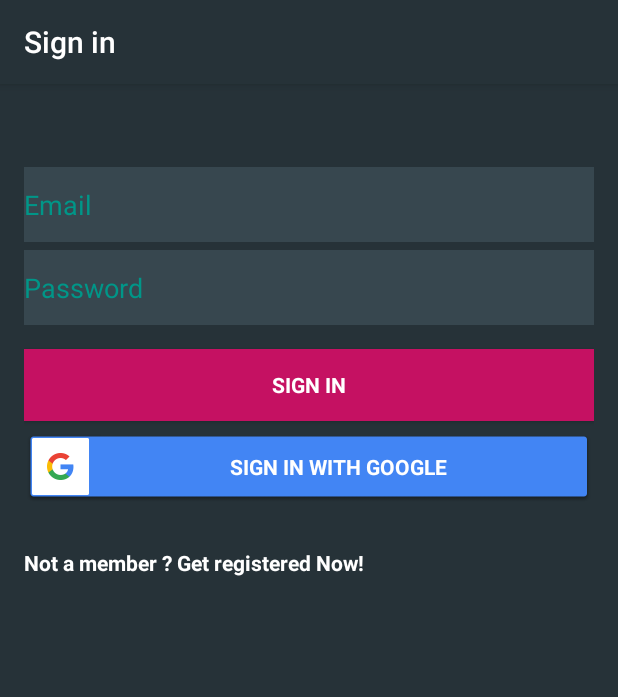
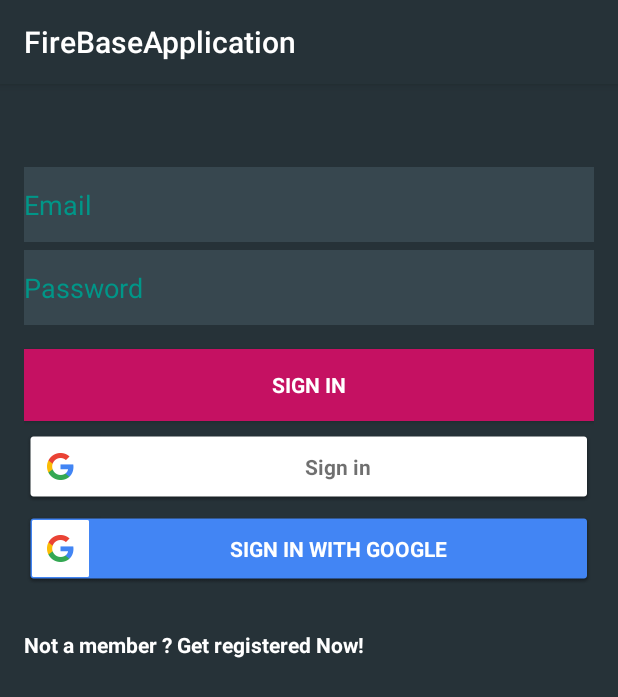
Before and after one commit to Sofdroid/FireBaseApplication, an Android app: the screen it shows after launch (LoginActivity), on a phone screen of 412 x 824 dp. Shown: the top 697 px of the screen. Run offline under Robolectric (Android 15) with nearby library versions, the phone set to English and light mode, and no system bars; our stand-ins replace Firebase (no records; nobody signed in at launch, a user with empty details on screens opened directly); 3 statements that could not run were skipped.

Commit message:
Authenticate Using Google Sign-In

```diff
--- a/app/src/main/AndroidManifest.xml
+++ b/app/src/main/AndroidManifest.xml
@@ -19,22 +19,18 @@
             android:label="@string/app_name">
         </activity>
         <activity android:name=".MainActivity">
-
         </activity>
         <activity android:name=".DataBaseActivity">
         </activity>
         <activity android:name=".StorageActivity">
         </activity>
         <activity
-            android:name=".LoginActivity"
-            android:label="@string/title_activity_login">
-
+            android:name=".LoginActivity">
             <intent-filter>
                 <action android:name="android.intent.action.MAIN"/>
 
                 <category android:name="android.intent.category.LAUNCHER"/>
             </intent-filter>
-
         </activity>
     </application>
 
--- a/app/src/main/java/firebase/sofdroid/com/firebaseapplication/LoginActivity.java
+++ b/app/src/main/java/firebase/sofdroid/com/firebaseapplication/LoginActivity.java
@@ -15,8 +15,8 @@ import android.os.Build;
 import android.os.Bundle;
 import android.provider.ContactsContract;
 import android.support.annotation.NonNull;
+import android.support.annotation.Nullable;
 import android.support.design.widget.Snackbar;
-import android.support.v7.app.AppCompatActivity;
 import android.text.TextUtils;
 import android.util.Log;
 import android.view.KeyEvent;
@@ -30,10 +30,18 @@ import android.widget.EditText;
 import android.widget.TextView;
 import android.widget.Toast;
 
+import com.google.android.gms.auth.api.Auth;
+import com.google.android.gms.auth.api.signin.GoogleSignInAccount;
+import com.google.android.gms.auth.api.signin.GoogleSignInOptions;
+import com.google.android.gms.auth.api.signin.GoogleSignInResult;
+import com.google.android.gms.common.ConnectionResult;
+import com.google.android.gms.common.api.GoogleApiClient;
 import com.google.android.gms.tasks.OnCompleteListener;
 import com.google.android.gms.tasks.Task;
+import com.google.firebase.auth.AuthCredential;
 import com.google.firebase.auth.AuthResult;
 import com.google.firebase.auth.FirebaseAuth;
+import com.google.firebase.auth.GoogleAuthProvider;
 
 import java.util.ArrayList;
 import java.util.List;
@@ -43,12 +51,19 @@ import static android.Manifest.permission.READ_CONTACTS;
 /**
  * A login screen that offers login via email/password.
  */
-public class LoginActivity extends AppCompatActivity implements LoaderCallbacks<Cursor> {
+public class LoginActivity extends BaseActivity implements LoaderCallbacks<Cursor>, GoogleApiClient.ConnectionCallbacks, GoogleApiClient.OnConnectionFailedListener {
 
     /**
      * Id to identity READ_CONTACTS permission request.
      */
     private static final int REQUEST_READ_CONTACTS = 0;
+
+    private static final String TAG = GoogleActivity.class.getSimpleName();
+    private static final int RC_SIGN_IN = 9001;
+
+
+    private GoogleApiClient mGoogleApiClient;
+
 
     private UserLoginTask mAuthTask = null;
     private FirebaseAuth firebaseAuth;
@@ -58,20 +73,47 @@ public class LoginActivity extends AppCompatActivity implements LoaderCallbacks<
     private EditText mPasswordView;
     private View mProgressView;
     private View mLoginFormView;
-
+    private FirebaseAuth mAuth;
+    private FirebaseAuth.AuthStateListener mAuthListener;
     @Override
     protected void onCreate(Bundle savedInstanceState) {
         super.onCreate(savedInstanceState);
         setContentView(R.layout.activity_login);
+
+        FirebaseAuth.getInstance().signOut();
+        mAuth = FirebaseAuth.getInstance();
+
+
+
         // Set up the login form.
         mEmailView = (AutoCompleteTextView) findViewById(R.id.email);
         mPasswordView = (EditText) findViewById(R.id.password);
+
+        // Configure Google Sign In
+        GoogleSignInOptions gso = new GoogleSignInOptions.Builder(GoogleSignInOptions.DEFAULT_SIGN_IN)
+                .requestIdToken(getString(R.string.default_web_client_id))
+                .requestEmail()
+                .build();
+
+        if (mGoogleApiClient == null) {
+            mGoogleApiClient = new GoogleApiClient.Builder(this)
+                    .addConnectionCallbacks(this)
+                    .enableAutoManage(this, this)
+                    .addApi(Auth.GOOGLE_SIGN_IN_API, gso)
+                    .build();
+        }
 
 
         findViewById(R.id.id_textview_register).setOnClickListener(new OnClickListener() {
             @Override
             public void onClick(View v) {
                 startActivity(new Intent(getApplicationContext(), RegistrationActivity.class));
+            }
+        });
+        findViewById(R.id.login_with_google).setOnClickListener(new OnClickListener() {
+            @Override
+            public void onClick(View v) {
+                signIn();
             }
         });
 
@@ -102,6 +144,74 @@ public class LoginActivity extends AppCompatActivity implements LoaderCallbacks<
         mLoginFormView = findViewById(R.id.login_form);
         mProgressView = findViewById(R.id.login_progress);
 
+    }
+
+
+    private void signIn() {
+        Intent signInIntent = Auth.GoogleSignInApi.getSignInIntent(mGoogleApiClient);
+        startActivityForResult(signInIntent, RC_SIGN_IN);
+    }
+
+    @Override
+    public void onActivityResult(int requestCode, int resultCode, Intent data) {
+        super.onActivityResult(requestCode, resultCode, data);
+
+        // Result returned from launching the Intent from GoogleSignInApi.getSignInIntent(...);
+        if (requestCode == RC_SIGN_IN) {
+            GoogleSignInResult result = Auth.GoogleSignInApi.getSignInResultFromIntent(data);
+            Log.e("GoogleSignInResult ", "" + result.isSuccess());
+            if (result.isSuccess()) {
+                // Google Sign In was successful, authenticate with Firebase
+                GoogleSignInAccount account = result.getSignInAccount();
+                firebaseAuthWithGoogle(account);
+                startActivity(new Intent(getApplicationContext(), MainActivity.class));
+            } else {
+                // Google Sign In failed, update UI appropriately
+                // ...
+            }
+        }
+    }
+
+    private void firebaseAuthWithGoogle(GoogleSignInAccount acct) {
+        Log.d(TAG, "firebaseAuthWithGoogle:" + acct.getEmail());
+
+        AuthCredential credential = GoogleAuthProvider.getCredential(acct.getIdToken(), null);
+        mAuth.signInWithCredential(credential)
+                .addOnCompleteListener(this, new OnCompleteListener<AuthResult>() {
+                    @Override
+                    public void onComplete(@NonNull Task<AuthResult> task) {
+                        Log.d(TAG, "signInWithCredential:onComplete:" + task.isSuccessful());
+                        Toast.makeText(LoginActivity.this, "Authentication Successes.",
+                                Toast.LENGTH_SHORT).show();
+                        // If sign in fails, display a message to the user. If sign in succeeds
+                        // the auth state listener will be notified and logic to handle the
+                        // signed in user can be handled in the listener.
+                        if (!task.isSuccessful()) {
+                            Log.w(TAG, "signInWithCredential", task.getException());
+                            Toast.makeText(LoginActivity.this, "Authentication failed.",
+                                    Toast.LENGTH_SHORT).show();
+                        }
+                    }
+                });
+    }
+
+
+    @Override
+    public void onConnected(@Nullable Bundle bundle) {
+        Log.d(TAG, "onConnected");
+    }
+
+    @Override
+    public void onConnectionSuspended(int i) {
+        Log.d(TAG, "onConnectionSuspended: " + i);
+    }
+
+    @Override
+    public void onConnectionFailed(@NonNull ConnectionResult connectionResult) {
+        // An unresolvable error has occurred and Google APIs (including Sign-In) will not
+        // be available.
+        Log.d(TAG, "onConnectionFailed:" + connectionResult);
+        Toast.makeText(this, "Google Play Services error.", Toast.LENGTH_SHORT).show();
     }
 
     private void populateAutoComplete() {
@@ -214,12 +324,8 @@ public class LoginActivity extends AppCompatActivity implements LoaderCallbacks<
      */
     @TargetApi(Build.VERSION_CODES.HONEYCOMB_MR2)
     private void showProgress(final boolean show) {
-        // On Honeycomb MR2 we have the ViewPropertyAnimator APIs, which allow
-        // for very easy animations. If available, use these APIs to fade-in
-        // the progress spinner.
         if (Build.VERSION.SDK_INT >= Build.VERSION_CODES.HONEYCOMB_MR2) {
             int shortAnimTime = getResources().getInteger(android.R.integer.config_shortAnimTime);
-
             mLoginFormView.setVisibility(show ? View.GONE : View.VISIBLE);
             mLoginFormView.animate().setDuration(shortAnimTime).alpha(
                     show ? 0 : 1).setListener(new AnimatorListenerAdapter() {
@@ -228,7 +334,6 @@ public class LoginActivity extends AppCompatActivity implements LoaderCallbacks<
                     mLoginFormView.setVisibility(show ? View.GONE : View.VISIBLE);
                 }
             });
-
             mProgressView.setVisibility(show ? View.VISIBLE : View.GONE);
             mProgressView.animate().setDuration(shortAnimTime).alpha(
                     show ? 1 : 0).setListener(new AnimatorListenerAdapter() {
@@ -244,24 +349,20 @@ public class LoginActivity extends AppCompatActivity implements LoaderCallbacks<
             mLoginFormView.setVisibility(show ? View.GONE : View.VISIBLE);
         }
     }
-
     @Override
     public Loader<Cursor> onCreateLoader(int i, Bundle bundle) {
         return new CursorLoader(this,
                 // Retrieve data rows for the device user's 'profile' contact.
                 Uri.withAppendedPath(ContactsContract.Profile.CONTENT_URI,
                         ContactsContract.Contacts.Data.CONTENT_DIRECTORY), ProfileQuery.PROJECTION,
-
                 // Select only email addresses.
                 ContactsContract.Contacts.Data.MIMETYPE +
                         " = ?", new String[]{ContactsContract.CommonDataKinds.Email
                 .CONTENT_ITEM_TYPE},
-
                 // Show primary email addresses first. Note that there won't be
                 // a primary email address if the user hasn't specified one.
                 ContactsContract.Contacts.Data.IS_PRIMARY + " DESC");
     }
-
     @Override
     public void onLoadFinished(Loader<Cursor> cursorLoader, Cursor cursor) {
         List<String> emails = new ArrayList<>();
--- a/app/src/main/res/layout/activity_login.xml
+++ b/app/src/main/res/layout/activity_login.xml
@@ -2,13 +2,13 @@
               xmlns:tools="http://schemas.android.com/tools"
               android:layout_width="match_parent"
               android:layout_height="match_parent"
+              android:background="@color/colorPrimary"
               android:gravity="center_horizontal"
               android:orientation="vertical"
               android:paddingBottom="@dimen/activity_vertical_margin"
               android:paddingLeft="@dimen/activity_horizontal_margin"
               android:paddingRight="@dimen/activity_horizontal_margin"
               android:paddingTop="55dp"
-              android:background="@color/colorPrimary"
               tools:context="firebase.sofdroid.com.firebaseapplication.LoginActivity">
 
     <!-- Login progress -->
@@ -31,37 +31,31 @@
             android:layout_height="wrap_content"
             android:orientation="vertical">
 
-
             <AutoCompleteTextView
                 android:id="@+id/email"
+                android:layout_width="match_parent"
+                android:layout_height="50dp"
                 android:layout_marginBottom="5dp"
                 android:background="#37474F"
-                android:layout_width="match_parent"
-                android:layout_height="50dp"
                 android:hint="@string/prompt_email"
                 android:inputType="textEmailAddress"
                 android:maxLines="1"
-                android:textColorHint="#009688"
+                android:singleLine="true"
                 android:textColor="#FFFFFF"
-                android:singleLine="true"/>
-
-
+                android:textColorHint="#009688"/>
 
             <EditText
                 android:id="@+id/password"
                 android:layout_width="match_parent"
                 android:layout_height="50dp"
-                    android:textColorHint="#009688"
+                android:background="#37474F"
                 android:hint="@string/prompt_password"
-                    android:imeActionId="@+id/login"
-                    android:textColor="#FFFFFF"
-                    android:background="#37474F"
                 android:imeActionLabel="@string/action_sign_in_short"
                 android:imeOptions="actionUnspecified"
                 android:inputType="textPassword"
                 android:maxLines="1"
-                    android:singleLine="true"/>
-
+                android:textColor="#FFFFFF"
+                android:textColorHint="#009688"/>
 
             <Button
                 android:id="@+id/email_sign_in_button"
@@ -70,33 +64,37 @@
                 android:layout_height="wrap_content"
                 android:layout_marginTop="16dp"
                 android:background="#C51162"
+                android:text="@string/action_sign_in"
                 android:textColor="#FFFFFF"
-                android:text="@string/action_sign_in"
                 android:textStyle="bold"/>
+
+            <com.google.android.gms.common.SignInButton
+                android:id="@+id/login_with_google"
+                android:layout_width="match_parent"
+                android:layout_height="wrap_content"
+                android:layout_marginTop="6dp"
+                android:text="@string/common_signin_button_text_long"/>
 
             <Button
                 android:id="@+id/google_sign_in_button"
+                style="?android:textAppearanceSmall"
                 android:layout_width="match_parent"
                 android:layout_height="wrap_content"
+                android:layout_centerHorizontal="true"
                 android:layout_marginTop="6dp"
-                style="?android:textAppearanceSmall"
                 android:background="@drawable/common_google_signin_btn_text_dark"
-                android:layout_centerHorizontal="true"
+                android:text="@string/common_signin_button_text_long"
                 android:textColor="#FFFFFFFF"
-                android:textStyle="bold"
-                android:text="@string/common_signin_button_text_long"/>
+                android:textStyle="bold"/>
 
             <TextView
+                android:id="@+id/id_textview_register"
                 android:layout_width="match_parent"
                 android:layout_height="wrap_content"
+                android:layout_marginTop="30dp"
+                android:text="@string/not_a_member"
                 android:textColor="@color/white"
-                android:layout_marginTop="30dp"
-                android:textStyle="bold"
-
-                android:id="@+id/id_textview_register"
-                android:text="Not a member ? Get registered Now!"/>
-
+                android:textStyle="bold"/>
         </LinearLayout>
-
     </ScrollView>
 </LinearLayout>
--- a/app/src/main/res/values/strings.xml
+++ b/app/src/main/res/values/strings.xml
@@ -15,4 +15,5 @@
     <string name="error_field_required">This field is required</string>
     <string name="permission_rationale">"Contacts permissions are needed for providing email completions."</string>
     <string name="title_activity_login">Sign in</string>
+    <string name="not_a_member">Not a member ? Get registered Now!</string>
 </resources>
```
Also changed, not shown: app/src/main/java/firebase/sofdroid/com/firebaseapplication/BaseActivity.java (added, +34 -0 lines), app/src/main/java/firebase/sofdroid/com/firebaseapplication/MainActivity.java (+10 -1 lines). Lines whose indentation alone changed are shown as unchanged.
